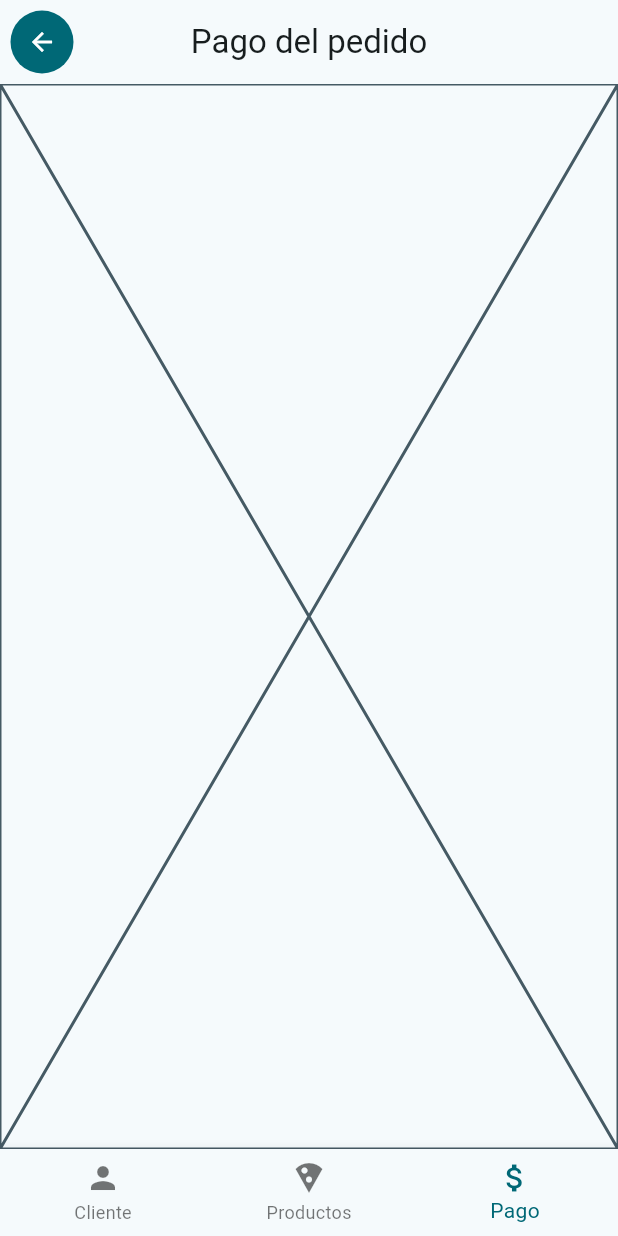
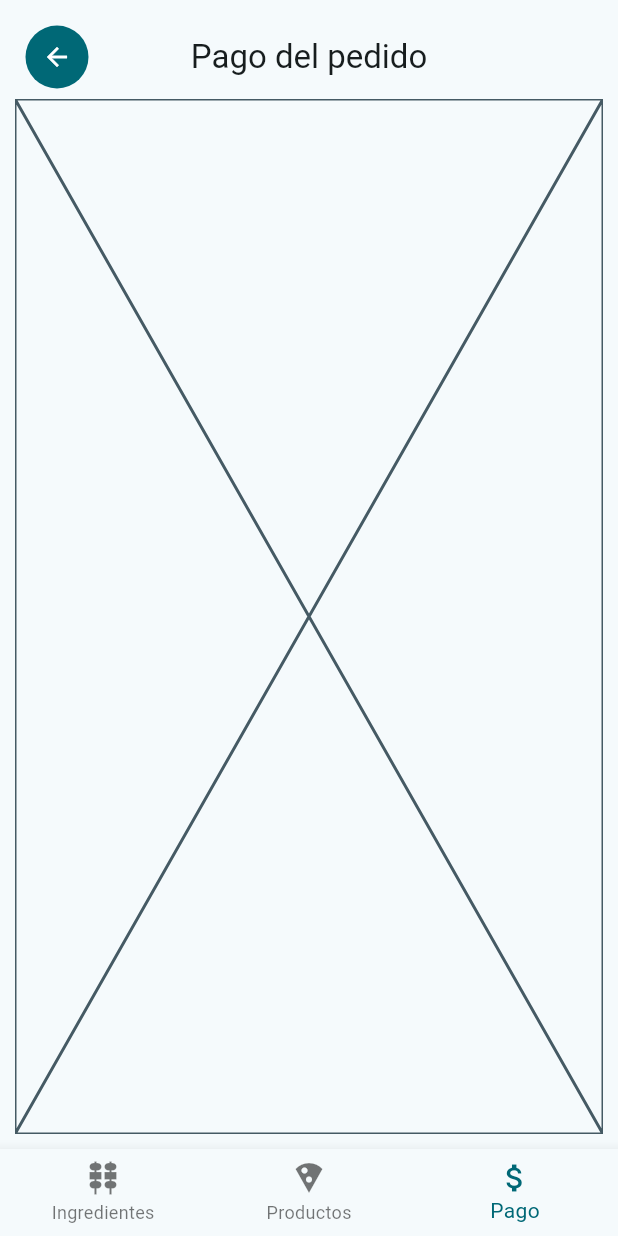
Before and after one commit to Bitxxo/dice_pizza, a Flutter app: the OrderPaymentView screen opened by its route, on a phone screen of 412 x 824 dp. Run offline on Flutter 3.47's test engine with Material 3 defaults, Android fonts, the phone set to English and light mode, and no system bars; our stand-ins replace bloc, equatable, flutter_bloc, flutter_riverpod, go_router, isar and 1 more; accounts and stored records are empty; generated files the repository leaves out were written again.

Commit message:
toggleIngredient, pantalla de ingredientes

```diff
--- a/lib/config/router/navigation_constants.dart
+++ b/lib/config/router/navigation_constants.dart
@@ -1,7 +1,7 @@
 class RouterPaths {
   static const String home = '/';
   static const String order = '/order/';
-  static const String customer = '/order/customer';
+  static const String ingredients = '/order/ingredients';
   static const String products = '/order/products';
   static const String payment = '/order/payment';
 }
--- a/lib/config/router/router_provider.dart
+++ b/lib/config/router/router_provider.dart
@@ -1,7 +1,7 @@
 import 'package:dice_pizza/config/router/navigation_constants.dart';
 import 'package:dice_pizza/presentation/screens/home_screen.dart';
 import 'package:dice_pizza/presentation/screens/order_screen.dart';
-import 'package:dice_pizza/presentation/views/order_customer_view.dart';
+import 'package:dice_pizza/presentation/views/order_ingredient_view.dart';
 import 'package:dice_pizza/presentation/views/order_payment_view.dart';
 import 'package:dice_pizza/presentation/views/order_products_view.dart';
 import 'package:go_router/go_router.dart';
@@ -31,8 +31,8 @@ List<RouteBase> _orderCreationFlow = [
     builder: (context, state, child) => OrderScreen(child, null),
     routes: [
       GoRoute(
-        path: '/order/customer',
-        builder: (context, state) => const OrderCustomerView(),
+        path: '/order/ingredients',
+        builder: (context, state) => const OrderIngredientView(),
       ),
       GoRoute(
         path: '/order/products',
--- a/lib/domain/entities/pizza.dart
+++ b/lib/domain/entities/pizza.dart
@@ -1,15 +1,39 @@
 import 'package:dice_pizza/domain/entities/ingredient.dart';
+import 'package:isar/isar.dart';
 
+part 'pizza.g.dart';
+
+@collection
 class Pizza {
-  Set<Ingredient> ingredients;
-  Pizza({this.ingredients = const {}});
+  Id id = Isar.autoIncrement;
+
+  @Enumerated(EnumType.name)
+  List<Ingredient> ingredients;
+
+  int price;
+  Pizza({this.ingredients = const [], this.price = 2});
 
   void addIngredient(Ingredient ingredient) {
-    ingredients.add(ingredient);
+    if (!ingredients.contains(ingredient)) {
+      ingredients.add(ingredient);
+    } else {
+      return;
+    }
   }
 
   void removeIngredient(Ingredient ingredient) {
-    ingredients.remove(ingredient);
+    if (ingredients.contains(ingredient)) {
+      ingredients.remove(ingredient);
+    } else {
+      return;
+    }
+  }
+
+  Pizza copyWith({List<Ingredient>? ingredients, int? price}) {
+    return Pizza(
+      ingredients: ingredients ?? this.ingredients,
+      price: price ?? this.price,
+    );
   }
 }
 
--- a/lib/presentation/bloc/order_contents_bloc/order_contents_event.dart
+++ b/lib/presentation/bloc/order_contents_bloc/order_contents_event.dart
@@ -20,3 +20,9 @@ final class PizzaEdited extends OrderContentsEvent {
   final Pizza pizza;
   const PizzaEdited(this.pizza, this.id);
 }
+
+final class IngredientToggled extends OrderContentsEvent {
+  final Ingredient ingredient;
+  final int id;
+  const IngredientToggled(this.ingredient, this.id);
+}
--- a/lib/presentation/screens/home_screen.dart
+++ b/lib/presentation/screens/home_screen.dart
@@ -9,6 +9,7 @@ class HomeScreen extends StatelessWidget {
   @override
   Widget build(BuildContext context) {
     return Scaffold(
+      appBar: AppBar(title: Text('home')),
       body: Center(
         child: FilledButton(
           onPressed: () {
--- a/lib/presentation/screens/order_screen.dart
+++ b/lib/presentation/screens/order_screen.dart
@@ -15,7 +15,10 @@ class OrderScreen extends StatelessWidget {
       create: (context) => OrderContentsBloc(),
       child: Scaffold(
         bottomNavigationBar: OrderBottomNavigation(),
-        body: Center(child: child ?? Placeholder()),
+        body: Padding(
+          padding: EdgeInsets.all(10),
+          child: Center(child: child ?? Placeholder()),
+        ),
       ),
     );
   }
--- a/lib/presentation/views/order_customer_view.dart
+++ b/lib/presentation/views/order_ingredient_view.dart
@@ -1,15 +1,15 @@
 import 'package:dice_pizza/presentation/widgets/order_back_button.dart';
 import 'package:flutter/material.dart';
 
-class OrderCustomerView extends StatelessWidget {
-  static const name = 'Customer';
-  const OrderCustomerView({super.key});
+class OrderIngredientView extends StatelessWidget {
+  static const name = 'Ingredient';
+  const OrderIngredientView({super.key});
 
   @override
   Widget build(BuildContext context) {
     return Scaffold(
       appBar: AppBar(
-        title: Text("Datos del cliente"),
+        title: Text("Modificar ingredientes"),
         leading: OrderBackButton(),
       ),
       body: const Placeholder(),
--- a/lib/presentation/widgets/order_bottom_navigation.dart
+++ b/lib/presentation/widgets/order_bottom_navigation.dart
@@ -13,7 +13,10 @@ class OrderBottomNavigation extends StatelessWidget {
       onTap: (index) => onDestinationSelected(index, context),
       currentIndex: getCurrentIndex(context),
       items: [
-        BottomNavigationBarItem(icon: Icon(Icons.person), label: 'Cliente'),
+        BottomNavigationBarItem(
+          icon: Icon(Icons.kebab_dining),
+          label: 'Ingredientes',
+        ),
         BottomNavigationBarItem(
           icon: Icon(Icons.local_pizza),
           label: 'Productos',
@@ -26,7 +29,7 @@ class OrderBottomNavigation extends StatelessWidget {
   int getCurrentIndex(BuildContext context) {
     final route = GoRouter.of(context).state.fullPath;
     switch (route) {
-      case RouterPaths.customer:
+      case RouterPaths.ingredients:
         return 0;
       case RouterPaths.products:
         return 1;
@@ -40,7 +43,7 @@ class OrderBottomNavigation extends StatelessWidget {
   void onDestinationSelected(int index, BuildContext context) {
     switch (index) {
       case 0:
-        context.push(RouterPaths.customer);
+        context.push(RouterPaths.ingredients);
       case 1:
         context.push(RouterPaths.products);
       case 2:
--- a/lib/presentation/widgets/order_navigation_drawer.dart
+++ b/lib/presentation/widgets/order_navigation_drawer.dart
@@ -10,7 +10,7 @@ class OrderNavigationDrawer extends StatelessWidget {
   void onDestinationSelected(int index, BuildContext context) {
     switch (index) {
       case 0:
-        context.push(RouterPaths.customer);
+        context.push(RouterPaths.ingredients);
       case 1:
         context.push(RouterPaths.products);
       case 2:
--- a/lib/presentation/widgets/product/pizza_display.dart
+++ b/lib/presentation/widgets/product/pizza_display.dart
@@ -30,12 +30,12 @@ class PizzaDisplay extends StatelessWidget {
                     children: [
                       Spacer(),
                       for (Ingredient i in pizza.ingredients)
-                        i.isDouble
-                            ? Text("Doble de ${i.type.value}")
-                            : Text(i.type.value),
+                        Text(i.value, overflow: TextOverflow.visible),
                       Spacer(),
                     ],
                   ),
+              Spacer(),
+              Text('${pizza.price}€'),
             ],
           ),
         ),
```
Also changed, not shown: lib/domain/entities/ingredient.dart (+2 -9 lines), lib/presentation/bloc/order_contents_bloc/order_contents_bloc.dart (+22 -0 lines), lib/presentation/widgets/buttons/ingredient_type_button.dart (+14 -9 lines), lib/presentation/widgets/buttons/pizza_type_button.dart (+16 -14 lines), lib/presentation/widgets/product/order_products_ingredient_selection.dart (added, +25 -0 lines), lib/presentation/widgets/product/order_products_list.dart (+2 -6 lines), pubspec.yaml (+6 -1 lines), lib/domain/entities/pizza.g.dart (added), pubspec.lock, 5 other files.
